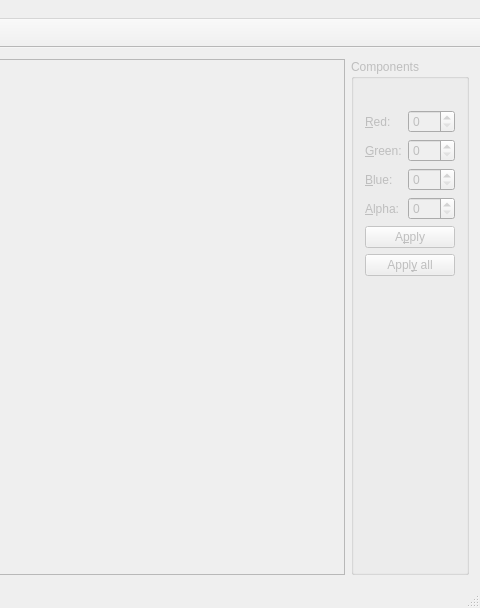
caybro/pixelator, file mainwindow.ui: the form before one commit; both pictures show x 583 to 1063 and y 0 to 608 of the 1063 by 608 pixel window.
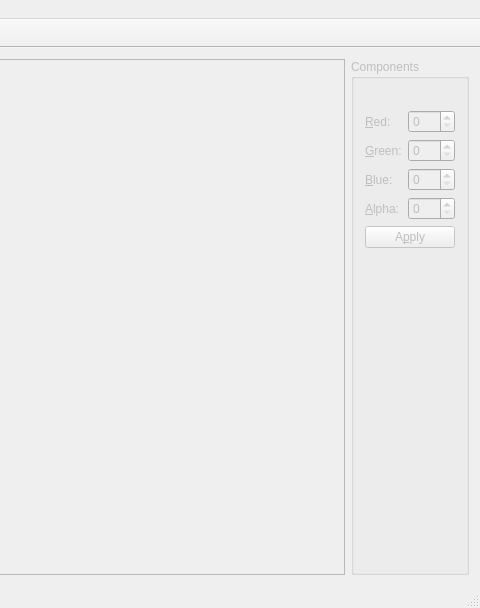
The form after the commit. Icons and pictures are not drawn. Custom widgets are drawn as their Qt base class.

Commit message: fix close event, remove unused Apply all button

Patch:
```diff
--- a/mainwindow.ui
+++ b/mainwindow.ui
@@ -77,7 +77,7 @@
            </property>
           </widget>
          </item>
-         <item row="7" column="0">
+         <item row="6" column="0">
           <spacer name="verticalSpacer">
            <property name="orientation">
             <enum>Qt::Vertical</enum>
@@ -161,22 +161,6 @@
            </property>
           </widget>
          </item>
-         <item row="6" column="0" colspan="2">
-          <widget class="QPushButton" name="btnApplyAll">
-           <property name="sizePolicy">
-            <sizepolicy hsizetype="Minimum" vsizetype="Fixed">
-             <horstretch>0</horstretch>
-             <verstretch>0</verstretch>
-            </sizepolicy>
-           </property>
-           <property name="toolTip">
-            <string>&lt;html&gt;&lt;head/&gt;&lt;body&gt;&lt;p&gt;Exchange one color with the one above.&lt;/p&gt;&lt;/body&gt;&lt;/html&gt;</string>
-           </property>
-           <property name="text">
-            <string>Appl&amp;y all</string>
-           </property>
-          </widget>
-         </item>
         </layout>
        </item>
       </layout>
```
The commit also changes 1 other file.
